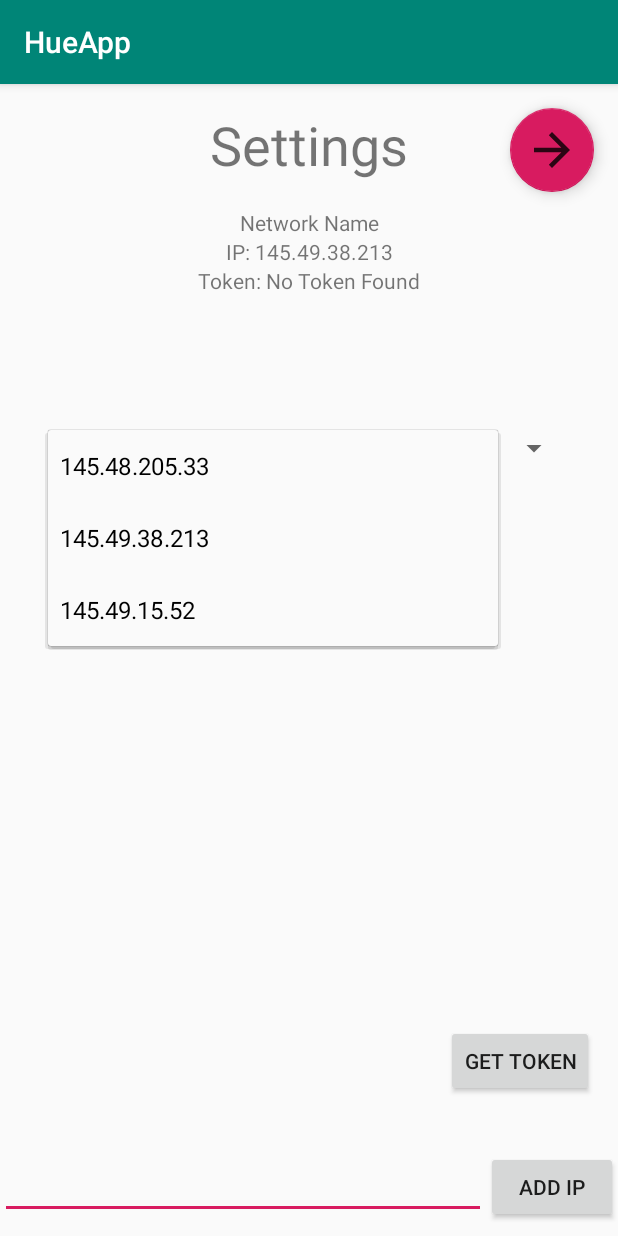
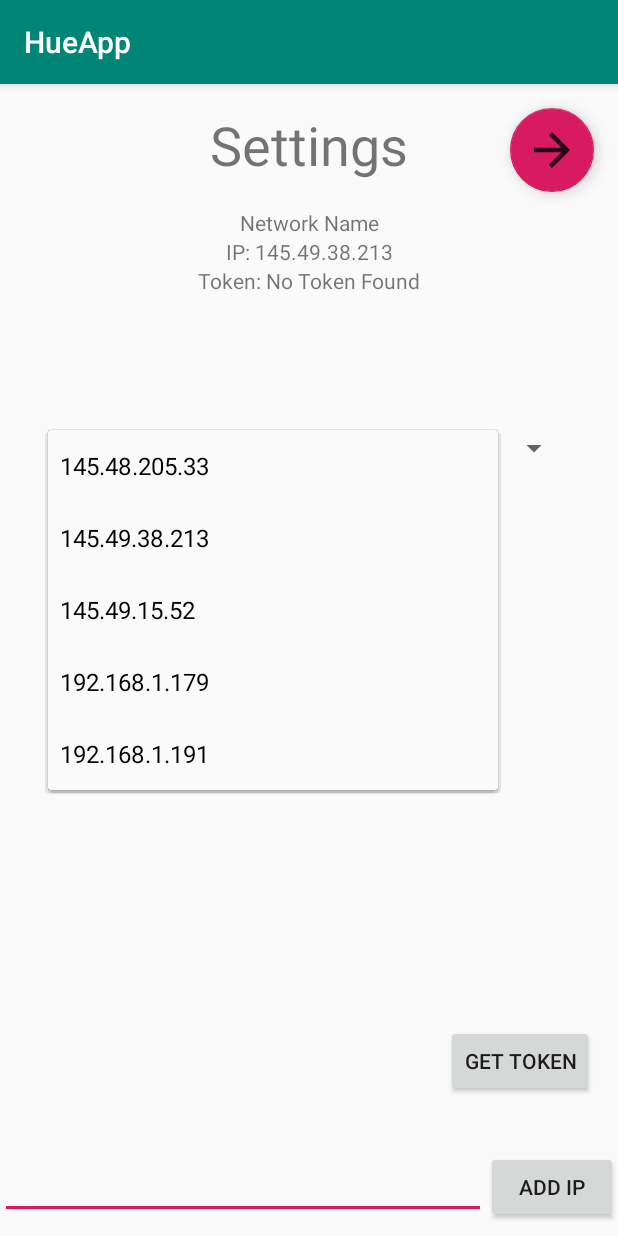
Before and after one commit to LucasDotEXE/HueApp, an Android app: the APIConnectionSettings screen opened directly, with no data from a screen before it, after a tap on "145.49.38.213", on a phone screen of 412 x 824 dp. Run offline under Robolectric (Android 15) with nearby library versions, the phone set to English and light mode, and no system bars; our stand-ins replace Volley; network calls fail.

Commit message:
Made some small changes

```diff
--- a/app/src/main/java/com/example/hueapp/Controller/ApiManager.java
+++ b/app/src/main/java/com/example/hueapp/Controller/ApiManager.java
@@ -39,7 +39,7 @@ public class ApiManager {
                 new Response.Listener<JSONObject>() {
                     @Override
                     public void onResponse(JSONObject response) {
-                        Log.e("API Manager", "Thing recieved");
+                        Log.i("APIManagerGetAllInfo()", "Thing received");
                         listener.onHueNetworkAvailable(new HueNetwork(network.getIp(), network.getToken(), response));
                     }
                 },
@@ -179,7 +179,7 @@ public class ApiManager {
 
                 @Override
                 public void retry(VolleyError error) throws VolleyError {
-                    Log.e("API Mager GetToken", error.getMessage());
+                    Log.e("API Mager GetToken", error.getMessage() + "");
                     error.printStackTrace();
                 }
             });
--- a/app/src/main/java/com/example/hueapp/View/APIConnectionSettings.java
+++ b/app/src/main/java/com/example/hueapp/View/APIConnectionSettings.java
@@ -59,6 +59,8 @@ public class APIConnectionSettings extends AppCompatActivity implements TokenLis
         networks.add(new HueNetwork("145.48.205.33", "iYrmsQq1wu5FxF9CPqpJCnm1GpPVylKBWDUsNDhB"));
         networks.add(HueNetworkTestHelper.LucasLocalTextNetworkEmpty);
         networks.add(new HueNetwork("145.49.15.52"));
+        networks.add(new HueNetwork("192.168.1.179", "zzzMr8hp0ikDLnj-giTMF7z6Q6fai38lYGOpkEJE"));
+        networks.add(new HueNetwork("192.168.1.191"));
         //==========================================================
 
         ArrayAdapter<HueNetwork> adapter = new ArrayAdapter<HueNetwork>(this,
@@ -69,8 +71,8 @@ public class APIConnectionSettings extends AppCompatActivity implements TokenLis
             @Override
             public void onItemSelected(AdapterView<?> parent, View view, int position, long id) {
                 HueNetwork hueNetwork = (HueNetwork) parent.getSelectedItem();
-                selectedNetwork = getSelectedHueNetwork();
-                displayUserData(hueNetwork);
+                CentralVariables.getInstance().setNetwork(hueNetwork);
+                //displayUserData(hueNetwork);
                 updateUiInfo();
             }
 
@@ -92,25 +94,21 @@ public class APIConnectionSettings extends AppCompatActivity implements TokenLis
             }
         });
 
-
-
         tokenButton.setOnClickListener(new View.OnClickListener() {
             @Override
             public void onClick(View v) {
-
                 manager.getNetworkToken(selectedNetwork, tokenListener);
             }
         });
 
         manager = new ApiManager(this);
         //manager.getNetworkToken(selectedNetwork, this);
-
         setSelectedNetwork();
     }
 
     private void updateUiInfo() {
-        ip.setText("IP: " + selectedNetwork.getIp());
-        token.setText("Token: " + selectedNetwork.getToken());
+        ip.setText("IP: " + CentralVariables.getInstance().getNetwork().getIp());
+        token.setText("Token: " + CentralVariables.getInstance().getNetwork().getToken());
     }
 
     private HueNetwork getSelectedHueNetwork() {
@@ -118,19 +116,15 @@ public class APIConnectionSettings extends AppCompatActivity implements TokenLis
     }
 
     private void setSelectedNetwork() {
-        Log.e("Test(APIConSet)", CentralVariables.getInstance().getNetwork().getIp());
         for (HueNetwork network : networks) {
             if (network.getIp().equals(
                     CentralVariables.getInstance().getNetwork().getIp()
             )) {
                 spinner.setSelection(networks.indexOf(network), true);
-//                Log.e("Test", "dsghjdsgfhj;lgfdelkbjgflkbj");
-            } else {
-//                Log.e("Test", network.getIp());
             }
         }
+    }
 
-    }
     private void displayUserData(HueNetwork user) {
         String ip = user.getIp();
         String token = user.getToken();
--- a/app/src/main/res/layout/activity_main.xml
+++ b/app/src/main/res/layout/activity_main.xml
@@ -24,6 +24,8 @@
         android:id="@+id/floatingActionButton"
         android:layout_width="wrap_content"
         android:layout_height="wrap_content"
+        android:layout_marginEnd="16dp"
+        android:layout_marginBottom="16dp"
         android:clickable="true"
         android:src="@drawable/settings"
         app:layout_constraintBottom_toBottomOf="parent"
```
